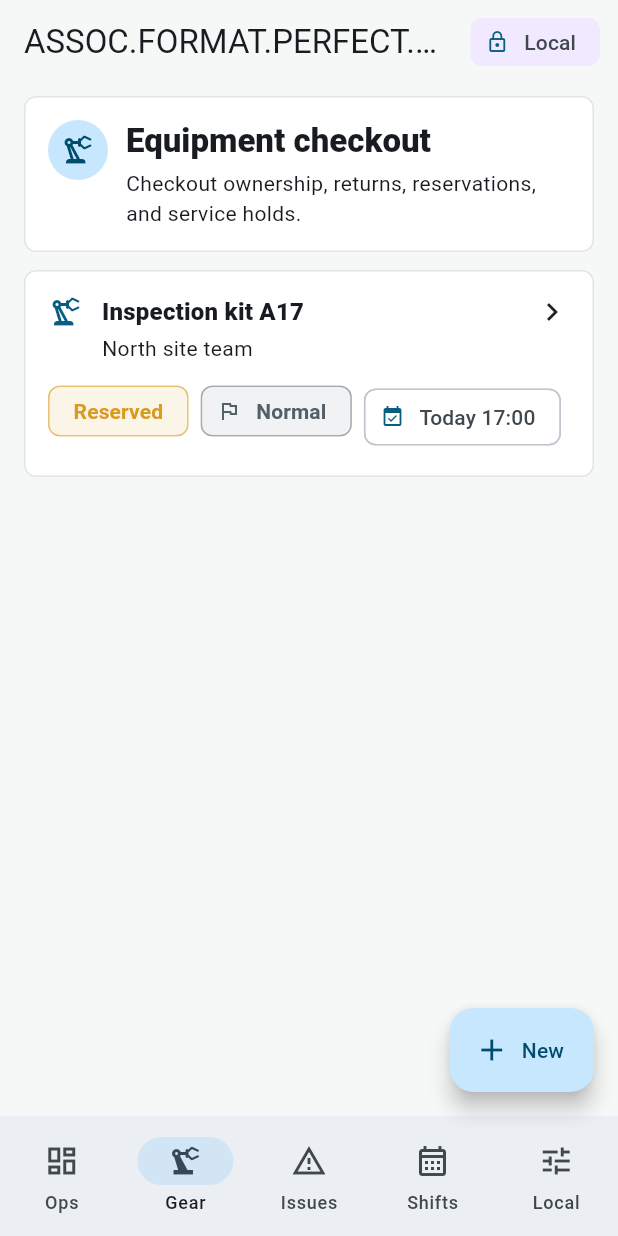
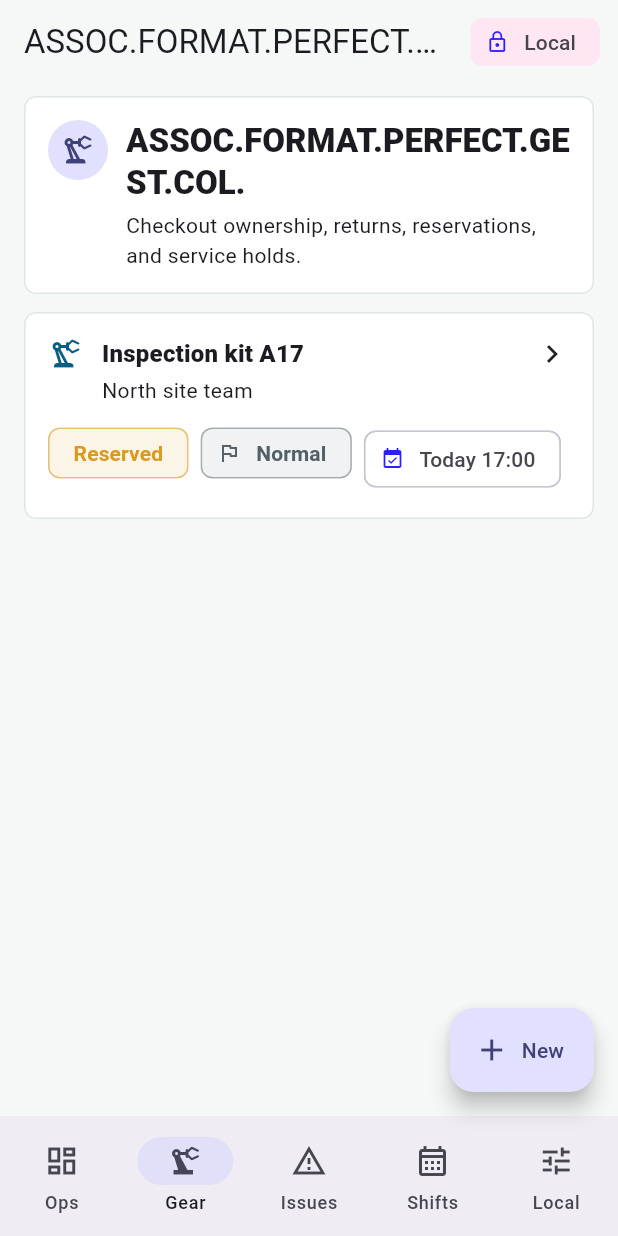
Before and after one commit to EOOrga/68d9d11f1299230338f42ea4, a Flutter app: the screen it shows after launch, item 2 of the bottom bar chosen, on a phone screen of 412 x 824 dp. Run offline on Flutter 3.47's test engine with Material 3 defaults, Android fonts, the phone set to English and light mode, and no system bars; our stand-ins replace shared_preferences.

Commit message:
Create Flutter variant fr.assocformatperfectgestcolterr.ghanou

```diff
--- a/lib/main.dart
+++ b/lib/main.dart
@@ -17,9 +17,9 @@
 
   @override
   Widget build(BuildContext context) {
-    const primary = Color(0xFF075D82);
-    const secondary = Color(0xFFD99A1E);
-    const tertiary = Color(0xFF2F7D57);
+    const primary = Color(0xFF2A1FFF);
+    const secondary = Color(0xFF9A1FFF);
+    const tertiary = Color(0xFFFF1FF4);
     const background = Color(0xFFF6F8F7);
 
     return MaterialApp(
@@ -258,7 +258,7 @@
             onCreateType: _openForm,
           ),
           1 => RecordListPage(
-            title: 'Equipment checkout',
+            title: 'ASSOC.FORMAT.PERFECT.GEST.COL.',
             type: 'equipment',
             emptyText: 'No equipment records saved.',
             controller: controller,
--- a/pubspec.yaml
+++ b/pubspec.yaml
@@ -1,4 +1,4 @@
-name: assoc_format_perfect_gest_col
+name: ghanou
 description: "Local operations planning for equipment, incidents, shifts, and resources."
 publish_to: 'none'
 version: 1.0.0+1
@@ -26,4 +26,6 @@
 flutter_launcher_icons:
   android: true
   image_path: "docs/icon.png"
+  adaptive_icon_foreground: docs/icon.png
+  adaptive_icon_background: "#FF1FF4"
   min_sdk_android: 23
```
Also changed, not shown: docs/icon.png, 11 other files.
